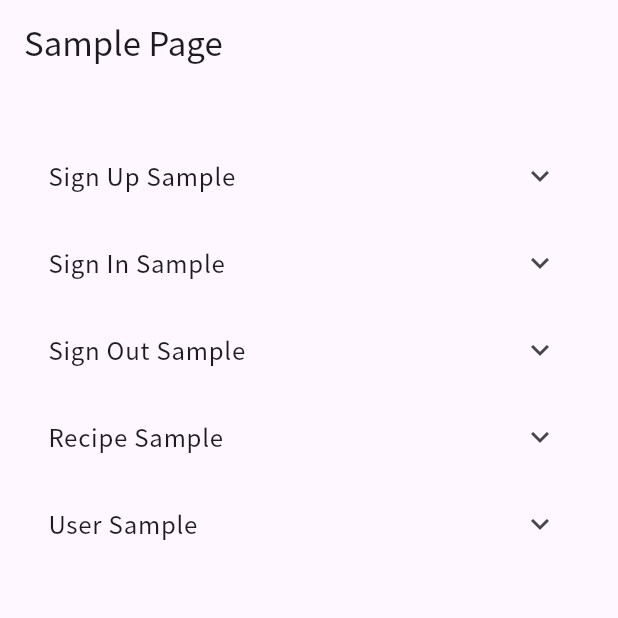
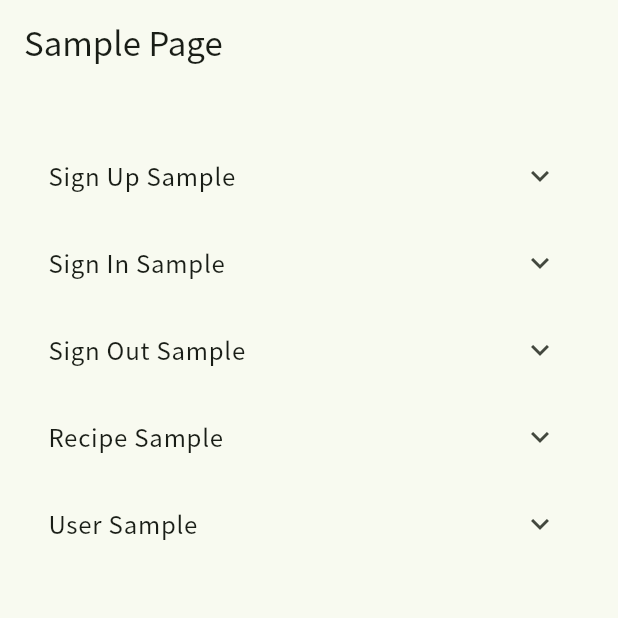
Before and after one commit to shinonome-inc/yumemi-pg-hackathon-team4, a Flutter app: the screen it shows after launch, on a phone screen of 412 x 824 dp, the top half of it. Run offline on Flutter 3.47's test engine with Material 3 defaults, Android fonts, the phone set to English and light mode, and no system bars; our stand-ins replace cloud_firestore, firebase_auth, firebase_core, flutter_dotenv, flutter_riverpod, freezed_annotation and 4 more; accounts and stored records are empty; generated files the repository leaves out were written again.

Commit message:
seedColorをgreen1に変更

```diff
--- a/client/lib/app_theme.dart
+++ b/client/lib/app_theme.dart
@@ -1,10 +1,11 @@
+import 'package:client/constants/app_colors.dart';
 import 'package:client/constants/font_families.dart';
 import 'package:flutter/material.dart';
 
 /// アプリ内共通のThemeを定義。
 ThemeData appTheme() {
   return ThemeData(
-    colorScheme: ColorScheme.fromSeed(seedColor: Colors.deepPurple),
+    colorScheme: ColorScheme.fromSeed(seedColor: AppColors.green1),
     fontFamily: FontFamilies.notoSansJP,
   );
 }
```
